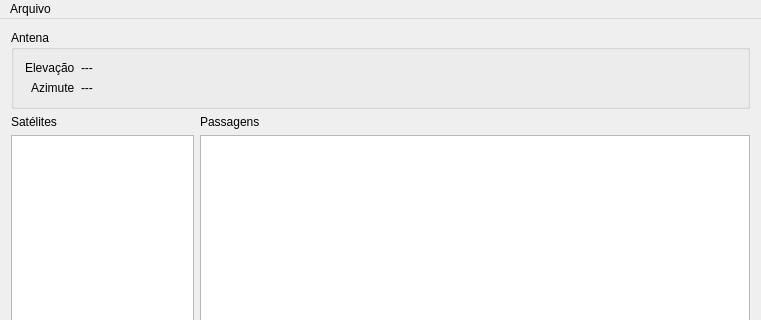
First picture: the form in mainwindow.ui, repository FelipeCortez/emmn, before the edit; both pictures show x 0 to 761 and y 0 to 320 of the 761 by 535 pixel window.
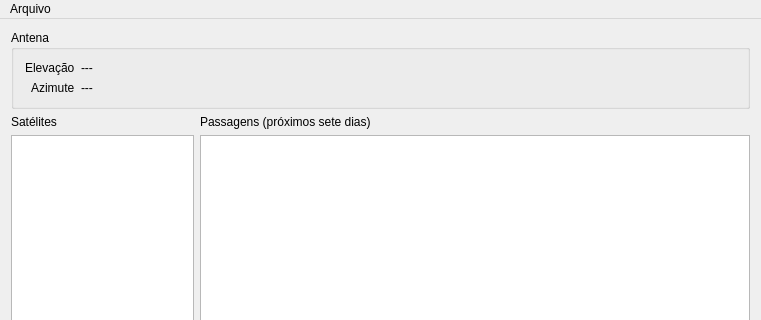
Second picture: the form after the edit.

Diff of the .ui file:
```diff
--- a/mainwindow.ui
+++ b/mainwindow.ui
@@ -63,7 +63,7 @@
       <item>
        <widget class="QLabel" name="label_2">
         <property name="text">
-         <string>Passagens</string>
+         <string>Passagens (próximos sete dias)</string>
         </property>
        </widget>
       </item>
```
Left out of the diff: 13 changed lines with no effect on the pictures.
